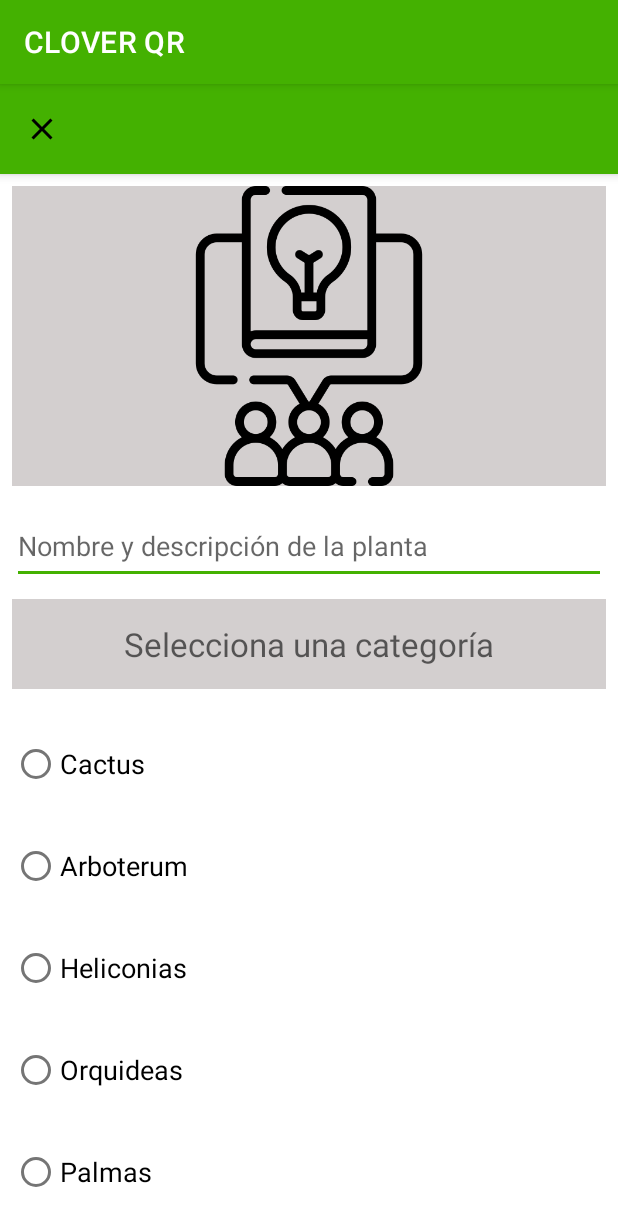
After one commit to JorgeEdilMz/CloverQr, an Android app: the PostActivity screen opened directly, with no data from a screen before it, on a phone screen of 412 x 824 dp. The commit adds this screen. Shown: the top 1226 px of the screen. Run offline under Robolectric (Android 15) with nearby library versions, the phone set to English and light mode, and no system bars; our stand-ins replace Firebase (no records; nobody signed in at launch, a user with empty details on screens opened directly); libraries missing offline, so code that uses them is left out: com.theartofdev.edmodo; 1 statement that could not run was skipped.

Commit message:
haciendo que funcione el administrador

```diff
--- /dev/null
+++ b/app/src/main/java/com/clover/cloverqr/PostActivity.java
@@ -0,0 +1,178 @@
+package com.clover.cloverqr;
+
+import android.app.ProgressDialog;
+import android.content.ContentResolver;
+import android.content.Intent;
+import android.net.Uri;
+import android.os.Bundle;
+import android.view.View;
+import android.webkit.MimeTypeMap;
+import android.widget.EditText;
+import android.widget.ImageView;
+import android.widget.RadioButton;
+import android.widget.RadioGroup;
+import android.widget.TextView;
+import android.widget.Toast;
+
+import androidx.annotation.Nullable;
+import androidx.appcompat.app.AppCompatActivity;
+
+import com.clover.cloverqr.ui.home.HomeFragment;
+import com.google.firebase.auth.FirebaseAuth;
+import com.google.firebase.database.DatabaseReference;
+import com.google.firebase.database.FirebaseDatabase;
+import com.google.firebase.storage.FirebaseStorage;
+import com.google.firebase.storage.StorageReference;
+import com.google.firebase.storage.StorageTask;
+import com.google.firebase.storage.UploadTask;
+import com.theartofdev.edmodo.cropper.CropImage;
+
+import java.util.HashMap;
+import java.util.Objects;
+
+public class PostActivity extends AppCompatActivity {
+
+    Uri imageUri;
+
+    String myUrl = "";
+    StorageTask uploadTask;
+    StorageReference storageReference;
+
+    ImageView close, image_Added;
+    TextView post;
+    EditText descripcion;
+    RadioGroup radioGroupCategories;
+
+    private boolean isCropping = false;
+    private boolean isImageSelected = false;
+
+    @Override
+    protected void onCreate(Bundle savedInstanceState) {
+        super.onCreate(savedInstanceState);
+        setContentView(R.layout.activity_post);
+
+
+        close = findViewById(R.id.close);
+        image_Added = findViewById(R.id.image_added);
+        post = findViewById(R.id.post);
+        descripcion = findViewById(R.id.descripcion);
+        radioGroupCategories = findViewById(R.id.radio_group_categories);
+
+        storageReference = FirebaseStorage.getInstance().getReference("plantas");
+
+        close.setOnClickListener(new View.OnClickListener() {
+            @Override
+            public void onClick(View view) {
+                startActivity(new Intent(PostActivity.this, HomeFragment.class));
+                finish();
+            }
+        });
+
+        post.setOnClickListener(view -> {
+            String category = getCategoryFromRadioGroup();
+            if (category != null) {
+                // Llama al método uploadImage() para guardar el post en la base de datos
+                uploadImage();
+            } else {
+                Toast.makeText(PostActivity.this, "Selecciona una categoría", Toast.LENGTH_SHORT).show();
+            }
+        });
+
+        image_Added.setOnClickListener(view -> openImagePicker());
+
+        CropImage.activity()
+                .setAspectRatio(1, 1)
+                .start(PostActivity.this);
+    }
+
+    private String getFileExtension(Uri uri) {
+        ContentResolver contentResolver = getContentResolver();
+        MimeTypeMap mime = MimeTypeMap.getSingleton();
+        return mime.getExtensionFromMimeType(contentResolver.getType(uri));
+    }
+
+    private void uploadImage() {
+        ProgressDialog progressDialog = new ProgressDialog(this);
+        progressDialog.setMessage("Publicando");
+        progressDialog.setCancelable(false);
+        progressDialog.show();
+
+        // Obtener la categoría seleccionada
+        String category = getCategoryFromRadioGroup();
+
+        if (imageUri != null) {
+            StorageReference fileReference = storageReference.child(System.currentTimeMillis()
+                    + "." + getFileExtension(imageUri));
+
+            uploadTask = fileReference.putFile(imageUri);
+            uploadTask.continueWithTask(task -> {
+                if (!task.isSuccessful()) {
+                    throw Objects.requireNonNull(task.getException());
+                }
+                return fileReference.getDownloadUrl();
+            }).addOnCompleteListener(task -> {
+                if (task.isSuccessful()) {
+                    Uri downloadUri = task.getResult();
+                    myUri = downloadUri.toString();
+
+                    DatabaseReference reference = FirebaseDatabase.getInstance().getReference("Posts");
+
+                    String postId = reference.push().getKey();
+
+                    HashMap<String, Object> hashMap = new HashMap<>();
+                    hashMap.put("postid", postId);
+                    hashMap.put("postimage", myUri);
+                    hashMap.put("description", descripcion.getText().toString());
+                    hashMap.put("publisher", Objects.requireNonNull(FirebaseAuth.getInstance().getCurrentUser()).getUid());
+                    hashMap.put("category", category);
+
+                    reference.child(postId).setValue(hashMap);
+
+                    progressDialog.dismiss();
+
+                    startActivity(new Intent(PostActivity.this, HomeFragment.class));
+                    finish();
+                } else {
+                    Toast.makeText(PostActivity.this, "Error", Toast.LENGTH_SHORT).show();
+                }
+            }).addOnFailureListener(e -> Toast.makeText(PostActivity.this, "" + e.getMessage(), Toast.LENGTH_SHORT).show());
+        } else {
+            Toast.makeText(PostActivity.this, "Imagen no Seleccionada", Toast.LENGTH_SHORT).show();
+        }
+    }
+
+    // Método para obtener la categoría seleccionada del RadioGroup
+    @Nullable
+    private String getCategoryFromRadioGroup() {
+        int selectedId = radioGroupCategories.getCheckedRadioButtonId();
+        if (selectedId != -1) {
+            RadioButton radioButton = findViewById(selectedId);
+            return radioButton.getText().toString();
+        } else {
+            return null;
+        }
+    }
+
+
+    private void openImagePicker() {
+        CropImage.activity()
+                .setAspectRatio(1, 1)
+                .start(PostActivity.this);
+    }
+
+    @Override
+    protected void onActivityResult(int requestCode, int resultCode, Intent data) {
+        super.onActivityResult(requestCode, resultCode, data);
+
+        if (requestCode == CropImage.CROP_IMAGE_ACTIVITY_REQUEST_CODE) {
+            CropImage.ActivityResult result = CropImage.getActivityResult(data);
+            if (resultCode == RESULT_OK) {
+                imageUri = result.getUri();
+                image_Added.setImageURI(imageUri);
+            } else if (resultCode == CropImage.CROP_IMAGE_ACTIVITY_RESULT_ERROR_CODE) {
+                Exception error = result.getError();
+                Toast.makeText(this, "Error Recortando la Imagen: " + error.getMessage(), Toast.LENGTH_SHORT).show();
+            }
+        }
+    }
+}
--- /dev/null
+++ b/app/src/main/res/drawable/ic_close.xml
@@ -0,0 +1,5 @@
+<vector android:height="24dp" android:tint="#000000"
+    android:viewportHeight="24" android:viewportWidth="24"
+    android:width="24dp" xmlns:android="http://schemas.android.com/apk/res/android">
+    <path android:fillColor="@android:color/white" android:pathData="M19,6.41L17.59,5 12,10.59 6.41,5 5,6.41 10.59,12 5,17.59 6.41,19 12,13.41 17.59,19 19,17.59 13.41,12z"/>
+</vector>
--- /dev/null
+++ b/app/src/main/res/layout/activity_post.xml
@@ -0,0 +1,155 @@
+<?xml version="1.0" encoding="utf-8"?>
+    <LinearLayout xmlns:android="http://schemas.android.com/apk/res/android"
+    xmlns:app="http://schemas.android.com/apk/res-auto"
+    xmlns:tools="http://schemas.android.com/tools"
+    android:layout_width="match_parent"
+    android:layout_height="match_parent"
+    android:orientation="vertical"
+    android:background="#FFFF"
+    tools:context=".PostActivity">
+
+
+    <com.google.android.material.appbar.AppBarLayout
+        android:layout_width="match_parent"
+        android:layout_height="wrap_content"
+        android:background="?android:attr/windowBackground"
+        android:id="@+id/bar">
+
+        <androidx.appcompat.widget.Toolbar
+            android:id="@+id/toolbar"
+            android:layout_width="match_parent"
+            android:layout_height="60sp"
+            android:background="@color/purple_500">
+
+            <RelativeLayout
+                android:layout_width="match_parent"
+                android:layout_height="wrap_content">
+
+                <ImageView
+                    android:id="@+id/close"
+                    android:layout_width="wrap_content"
+                    android:layout_height="wrap_content"
+                    android:layout_alignParentStart="true"
+                    android:contentDescription="@string/ic_close"
+                    android:src="@drawable/ic_close"
+                    tools:ignore="ContentDescription" />
+
+            </RelativeLayout>
+
+        </androidx.appcompat.widget.Toolbar>
+
+    </com.google.android.material.appbar.AppBarLayout>
+
+    <LinearLayout
+        android:layout_width="match_parent"
+        android:layout_height="wrap_content"
+        android:padding="8dp"
+        android:orientation="vertical">
+
+        <ImageView
+            android:id="@+id/image_added"
+            android:layout_width="match_parent"
+            android:layout_height="200dp"
+            android:layout_gravity="center"
+            android:background="#D3CFCF"
+            android:scaleType="centerInside"
+            android:src="@mipmap/conocimiento" />
+
+        <EditText
+            android:id="@+id/descripcion"
+            android:layout_width="match_parent"
+            android:layout_height="50dp"
+            android:layout_marginTop="15dp"
+            android:layout_marginBottom="10dp"
+            android:hint="Nombre y descripción de la planta"
+            android:maxLines="5"/>
+
+        <TextView
+            android:layout_width="match_parent"
+            android:layout_height="60dp"
+            android:hint="Selecciona una categoría"
+            android:textSize="22sp"
+            android:textColor="@color/black"
+            android:background="#D3CFCF"
+            android:gravity="center"
+            android:layout_marginBottom="16dp" />
+
+        <RadioGroup
+            android:id="@+id/radio_group_categories"
+            android:layout_width="match_parent"
+            android:layout_height="wrap_content"
+            android:orientation="vertical">
+
+            <RadioButton
+                android:id="@+id/radio_button_cactus"
+                android:layout_width="match_parent"
+                android:layout_height="wrap_content"
+                android:layout_marginTop="10dp"
+                android:layout_marginBottom="10dp"
+                android:text="Cactus"
+                android:textSize="18dp" />
+
+            <RadioButton
+                android:id="@+id/radio_button_arboterum"
+                android:layout_width="match_parent"
+                android:layout_height="wrap_content"
+                android:layout_marginTop="10dp"
+                android:layout_marginBottom="10dp"
+                android:text="Arboterum"
+                android:textSize="18dp" />
+
+            <RadioButton
+                android:id="@+id/radio_button_heliconias"
+                android:layout_width="match_parent"
+                android:layout_height="wrap_content"
+                android:layout_marginTop="10dp"
+                android:layout_marginBottom="10dp"
+                android:text="Heliconias"
+                android:textSize="18dp" />
+
+            <RadioButton
+                android:id="@+id/radio_button_orquideas"
+                android:layout_width="match_parent"
+                android:layout_height="wrap_content"
+                android:layout_marginTop="10dp"
+                android:layout_marginBottom="10dp"
+                android:text="Orquideas"
+                android:textSize="18dp" />
+
+            <RadioButton
+                android:id="@+id/radio_button_palmas"
+                android:layout_width="match_parent"
+                android:layout_height="wrap_content"
+                android:layout_marginTop="10dp"
+                android:layout_marginBottom="10dp"
+                android:text="Palmas"
+                android:textSize="18dp" />
+
+            <RadioButton
+                android:id="@+id/radio_button_quiches"
+                android:layout_width="match_parent"
+                android:layout_height="wrap_content"
+                android:layout_marginTop="10dp"
+                android:layout_marginBottom="10dp"
+                android:text="Quiches"
+                android:textSize="18dp" />
+
+            <TextView
+                android:id="@+id/post"
+                android:layout_width="match_parent"
+                android:layout_height="60dp"
+                android:layout_alignParentEnd="true"
+                android:layout_centerVertical="true"
+                android:layout_marginTop="10dp"
+                android:layout_marginEnd="10dp"
+                android:background="#D3CFCF"
+                android:gravity="center"
+                android:text="PUBLICAR"
+                android:textColor="@color/black"
+                android:textSize="16sp" />
+
+        </RadioGroup>
+
+    </LinearLayout>
+
+</LinearLayout>
--- a/app/src/main/res/navigation/mobile_navigation.xml
+++ b/app/src/main/res/navigation/mobile_navigation.xml
@@ -16,6 +16,11 @@
         android:name="com.clover.cloverqr.qsfragment"
         android:label="Quienes somos"
         tools:layout="@layout/fragment_qsfragment" />
+    <fragment
+        android:id="@+id/adminFragment"
+        android:name="com.clover.cloverqr.AdminFragment"
+        android:label="Administrador"
+        tools:layout="@layout/fragment_admin" />
 
 
 </navigation>
--- a/app/src/main/res/values/strings.xml
+++ b/app/src/main/res/values/strings.xml
@@ -12,5 +12,6 @@
     <!-- TODO: Remove or change this placeholder text -->
     <string name="menu_adminfragment">Administrador</string>
     <!-- TODO: Remove or change this placeholder text -->
-    <string name="hello_blank_fragment">Hello blank fragment</string>
+    <string name="hello_blank_fragment"></string>
+    <string name="ic_close"></string>
 </resources>
```
Also changed, not shown: app/build.gradle (+31 -1 lines), app/src/main/AndroidManifest.xml (+16 -4 lines), app/src/main/java/com/clover/cloverqr/AdminFragment.java (renamed from app/src/main/java/com/clover/cloverqr/cactus_fragment.java, +23 -20 lines), app/src/main/res/layout/fragment_admin.xml (added, +138 -0 lines), app/src/main/res/layout/fragment_cactus_fragment.xml (+31 -18 lines), app/src/main/res/layout/fragment_home.xml (+20 -8 lines), app/src/main/res/layout/fragment_qsfragment.xml (+21 -12 lines), app/src/main/res/layout/nav_header_main.xml (+2 -9 lines), app/src/main/res/menu/activity_main_drawer.xml (+6 -1 lines), build.gradle (+7 -1 lines), app/src/main/res/mipmap-hdpi/administrador.png (added), app/src/main/res/mipmap-hdpi/icono.png (added), app/src/main/res/mipmap-hdpi/logo.jpeg (added), app/src/main/res/mipmap-hdpi/logo.jpg (deleted), 1 other file.
